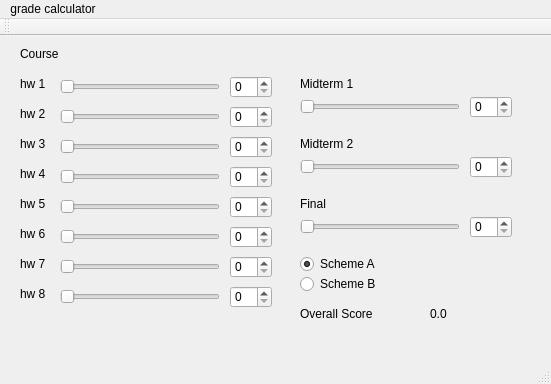
Old version of the form calculator.ui in the repository stehuang/Grade-Calculator.
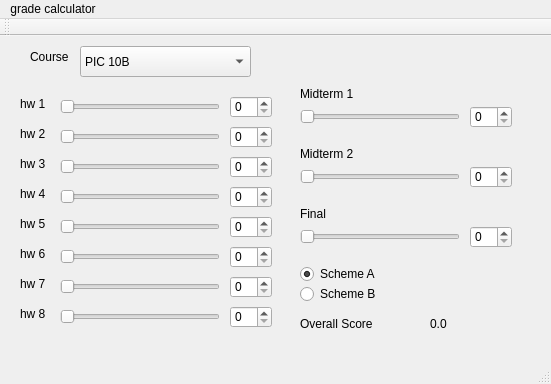
New version of the form.

Patch:
```diff
--- a/calculator.ui
+++ b/calculator.ui
@@ -18,7 +18,7 @@
     <property name="geometry">
      <rect>
       <x>60</x>
-      <y>40</y>
+      <y>60</y>
       <width>160</width>
       <height>22</height>
      </rect>
@@ -34,7 +34,7 @@
     <property name="geometry">
      <rect>
       <x>60</x>
-      <y>100</y>
+      <y>120</y>
       <width>160</width>
       <height>22</height>
      </rect>
@@ -50,7 +50,7 @@
     <property name="geometry">
      <rect>
       <x>60</x>
-      <y>190</y>
+      <y>210</y>
       <width>160</width>
       <height>22</height>
      </rect>
@@ -66,7 +66,7 @@
     <property name="geometry">
      <rect>
       <x>60</x>
-      <y>130</y>
+      <y>150</y>
       <width>160</width>
       <height>22</height>
      </rect>
@@ -82,7 +82,7 @@
     <property name="geometry">
      <rect>
       <x>60</x>
-      <y>160</y>
+      <y>180</y>
       <width>160</width>
       <height>22</height>
      </rect>
@@ -98,7 +98,7 @@
     <property name="geometry">
      <rect>
       <x>60</x>
-      <y>70</y>
+      <y>90</y>
       <width>160</width>
       <height>22</height>
      </rect>
@@ -114,7 +114,7 @@
     <property name="geometry">
      <rect>
       <x>60</x>
-      <y>220</y>
+      <y>240</y>
       <width>160</width>
       <height>22</height>
      </rect>
@@ -130,7 +130,7 @@
     <property name="geometry">
      <rect>
       <x>60</x>
-      <y>250</y>
+      <y>270</y>
       <width>160</width>
       <height>22</height>
      </rect>
@@ -146,7 +146,7 @@
     <property name="geometry">
      <rect>
       <x>230</x>
-      <y>40</y>
+      <y>60</y>
       <width>42</width>
       <height>22</height>
      </rect>
@@ -159,7 +159,7 @@
     <property name="geometry">
      <rect>
       <x>230</x>
-      <y>70</y>
+      <y>90</y>
       <width>42</width>
       <height>22</height>
      </rect>
@@ -172,7 +172,7 @@
     <property name="geometry">
      <rect>
       <x>230</x>
-      <y>100</y>
+      <y>120</y>
       <width>42</width>
       <height>22</height>
      </rect>
@@ -185,7 +185,7 @@
     <property name="geometry">
      <rect>
       <x>230</x>
-      <y>130</y>
+      <y>150</y>
       <width>42</width>
       <height>22</height>
      </rect>
@@ -198,7 +198,7 @@
     <property name="geometry">
      <rect>
       <x>230</x>
-      <y>160</y>
+      <y>180</y>
       <width>42</width>
       <height>22</height>
      </rect>
@@ -211,7 +211,7 @@
     <property name="geometry">
      <rect>
       <x>230</x>
-      <y>190</y>
+      <y>210</y>
       <width>42</width>
       <height>22</height>
      </rect>
@@ -224,7 +224,7 @@
     <property name="geometry">
      <rect>
       <x>230</x>
-      <y>220</y>
+      <y>240</y>
       <width>42</width>
       <height>22</height>
      </rect>
@@ -237,7 +237,7 @@
     <property name="geometry">
      <rect>
       <x>230</x>
-      <y>250</y>
+      <y>270</y>
       <width>42</width>
       <height>22</height>
      </rect>
@@ -249,10 +249,10 @@
    <widget class="QLabel" name="label">
     <property name="geometry">
      <rect>
-      <x>20</x>
+      <x>30</x>
       <y>10</y>
-      <width>60</width>
-      <height>16</height>
+      <width>81</width>
+      <height>21</height>
      </rect>
     </property>
     <property name="text">
@@ -263,7 +263,7 @@
     <property name="geometry">
      <rect>
       <x>300</x>
-      <y>40</y>
+      <y>50</y>
       <width>60</width>
       <height>16</height>
      </rect>
@@ -276,7 +276,7 @@
     <property name="geometry">
      <rect>
       <x>300</x>
-      <y>100</y>
+      <y>110</y>
       <width>71</width>
       <height>16</height>
      </rect>
@@ -289,7 +289,7 @@
     <property name="geometry">
      <rect>
       <x>300</x>
-      <y>60</y>
+      <y>70</y>
       <width>160</width>
       <height>22</height>
      </rect>
@@ -305,7 +305,7 @@
     <property name="geometry">
      <rect>
       <x>470</x>
-      <y>60</y>
+      <y>70</y>
       <width>42</width>
       <height>22</height>
      </rect>
@@ -318,7 +318,7 @@
     <property name="geometry">
      <rect>
       <x>300</x>
-      <y>120</y>
+      <y>130</y>
       <width>160</width>
       <height>22</height>
      </rect>
@@ -334,7 +334,7 @@
     <property name="geometry">
      <rect>
       <x>470</x>
-      <y>120</y>
+      <y>130</y>
       <width>42</width>
       <height>22</height>
      </rect>
@@ -347,7 +347,7 @@
     <property name="geometry">
      <rect>
       <x>300</x>
-      <y>160</y>
+      <y>170</y>
       <width>71</width>
       <height>16</height>
      </rect>
@@ -360,7 +360,7 @@
     <property name="geometry">
      <rect>
       <x>470</x>
-      <y>180</y>
+      <y>190</y>
       <width>42</width>
       <height>22</height>
      </rect>
@@ -373,7 +373,7 @@
     <property name="geometry">
      <rect>
       <x>300</x>
-      <y>180</y>
+      <y>190</y>
       <width>160</width>
       <height>22</height>
      </rect>
@@ -389,7 +389,7 @@
     <property name="geometry">
      <rect>
       <x>20</x>
-      <y>40</y>
+      <y>60</y>
       <width>41</width>
       <height>16</height>
      </rect>
@@ -402,7 +402,7 @@
     <property name="geometry">
      <rect>
       <x>20</x>
-      <y>70</y>
+      <y>90</y>
       <width>41</width>
       <height>16</height>
      </rect>
@@ -415,7 +415,7 @@
     <property name="geometry">
      <rect>
       <x>20</x>
-      <y>100</y>
+      <y>120</y>
       <width>41</width>
       <height>16</height>
      </rect>
@@ -428,7 +428,7 @@
     <property name="geometry">
      <rect>
       <x>20</x>
-      <y>130</y>
+      <y>150</y>
       <width>41</width>
       <height>16</height>
      </rect>
@@ -441,7 +441,7 @@
     <property name="geometry">
      <rect>
       <x>20</x>
-      <y>160</y>
+      <y>180</y>
       <width>41</width>
       <height>16</height>
      </rect>
@@ -454,7 +454,7 @@
     <property name="geometry">
      <rect>
       <x>20</x>
-      <y>190</y>
+      <y>210</y>
       <width>41</width>
       <height>16</height>
      </rect>
@@ -467,7 +467,7 @@
     <property name="geometry">
      <rect>
       <x>20</x>
-      <y>220</y>
+      <y>240</y>
       <width>41</width>
       <height>16</height>
      </rect>
@@ -480,7 +480,7 @@
     <property name="geometry">
      <rect>
       <x>20</x>
-      <y>250</y>
+      <y>270</y>
       <width>41</width>
       <height>16</height>
      </rect>
@@ -493,7 +493,7 @@
     <property name="geometry">
      <rect>
       <x>300</x>
-      <y>270</y>
+      <y>280</y>
       <width>91</width>
       <height>16</height>
      </rect>
@@ -506,7 +506,7 @@
     <property name="geometry">
      <rect>
       <x>430</x>
-      <y>270</y>
+      <y>280</y>
       <width>60</width>
       <height>16</height>
      </rect>
@@ -519,7 +519,7 @@
     <property name="geometry">
      <rect>
       <x>300</x>
-      <y>220</y>
+      <y>230</y>
       <width>111</width>
       <height>16</height>
      </rect>
@@ -535,7 +535,7 @@
     <property name="geometry">
      <rect>
       <x>300</x>
-      <y>240</y>
+      <y>250</y>
       <width>101</width>
       <height>16</height>
      </rect>
@@ -544,6 +544,26 @@
      <string>Scheme B</string>
     </property>
    </widget>
+   <widget class="QComboBox" name="comboBox">
+    <property name="geometry">
+     <rect>
+      <x>80</x>
+      <y>10</y>
+      <width>171</width>
+      <height>31</height>
+     </rect>
+    </property>
+    <item>
+     <property name="text">
+      <string>PIC 10B</string>
+     </property>
+    </item>
+    <item>
+     <property name="text">
+      <string>PIC 10C</string>
+     </property>
+    </item>
+   </widget>
   </widget>
   <widget class="QMenuBar" name="menuBar">
    <property name="geometry">
```
